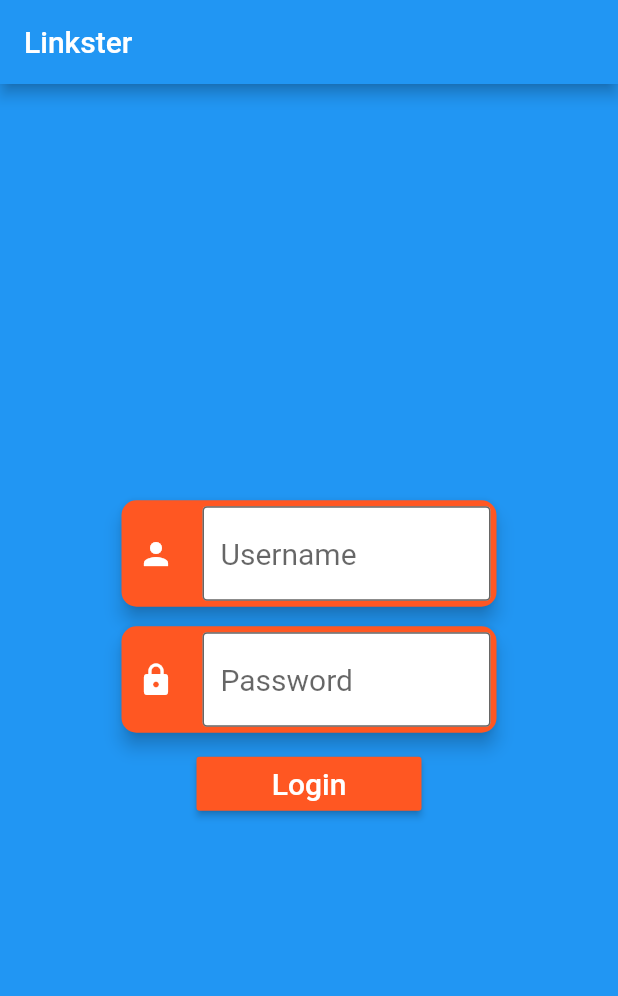
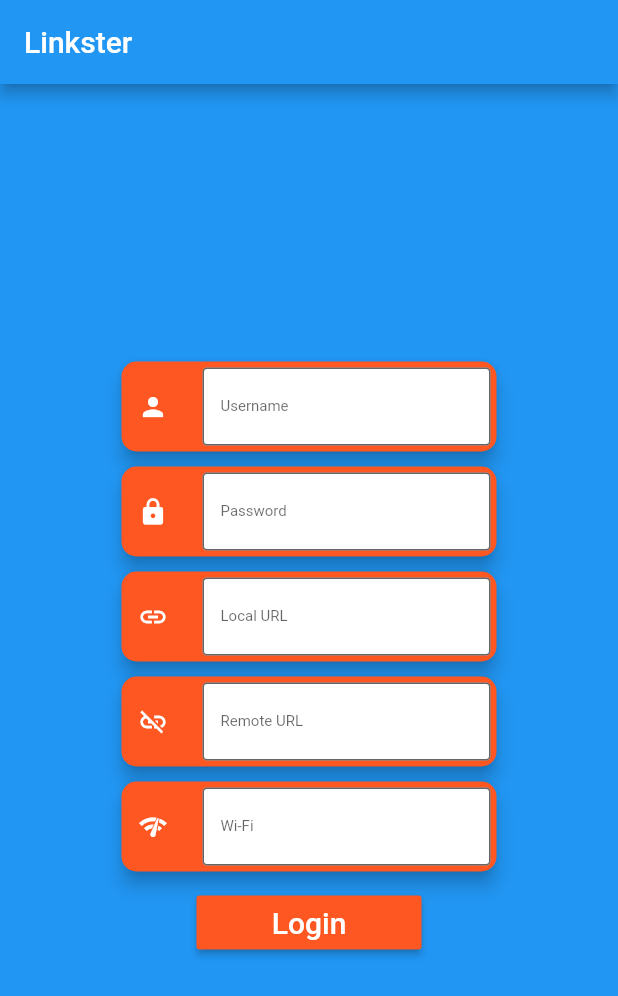
Before and after one commit to trishantpahwa/Linkster_App, a Flutter app: the screen it shows after launch, after a tap on "Login", on a phone screen of 412 x 824 dp. Shown: the top 996 px of the screen. Run offline on Flutter 3.47's test engine with Material 2 defaults, Android fonts, the phone set to English and light mode, and no system bars; our stand-ins replace connectivity, shared_preferences; network calls fail.

Commit message:
Tried to connect from remote location.

```diff
--- a/lib/CustomInputField.dart
+++ b/lib/CustomInputField.dart
@@ -41,7 +41,7 @@ class CustomInputField extends StatelessWidget {
                   ),
                   obscureText: secureText,
                   style: TextStyle(
-                    fontSize: 20.0,
+                    fontSize: 10.0,
                     color: Colors.black
                   )
                 )
--- a/lib/Login.dart
+++ b/lib/Login.dart
@@ -2,7 +2,9 @@ import 'dart:convert';
 
 import 'package:flutter/material.dart';
 import 'package:http/http.dart' as http;
+import 'package:connectivity/connectivity.dart';
 import './CustomInputField.dart';
+import './Dashboard.dart';
 import 'package:shared_preferences/shared_preferences.dart';
 
 class Login extends StatefulWidget {
@@ -14,6 +16,9 @@ class _LoginState extends State<Login> {
 
   final TextEditingController usernameController = new TextEditingController();
   final TextEditingController passwordController = new TextEditingController();
+  final TextEditingController localUriController = new TextEditingController();
+  final TextEditingController remoteUriController = new TextEditingController();
+  final TextEditingController wifiController = new TextEditingController();
 
   @override
   Widget build(BuildContext context) {
@@ -33,14 +38,23 @@ class _LoginState extends State<Login> {
             child: Column(
               mainAxisAlignment: MainAxisAlignment.center,
               children: <Widget>[
-                CustomInputField(Icon(Icons.person, color: Colors.white), 'Username', false, usernameController),
-                SizedBox(height: 13),
-                CustomInputField(Icon(Icons.lock, color: Colors.white), 'Password', true, passwordController),
+                CustomInputField(Icon(Icons.person, color: Colors.white, size: 20), 'Username', false, usernameController),
+                SizedBox(height: 10),
+                CustomInputField(Icon(Icons.lock, color: Colors.white, size: 20), 'Password', true, passwordController),
+                SizedBox(height: 10),
+                CustomInputField(Icon(Icons.link, color: Colors.white, size: 20), 'Local URL', false, localUriController),
+                SizedBox(height: 10),
+                CustomInputField(Icon(Icons.link_off, color: Colors.white, size: 20), 'Remote URL', false, remoteUriController),
+                SizedBox(height: 10),
+                CustomInputField(Icon(Icons.network_check, color: Colors.white, size: 20), 'Wi-Fi', false, wifiController),
                 SizedBox(height: 10),
                 Container(
                   width: 150,
                   child: RaisedButton(
-                    onPressed: () {login(usernameController, passwordController);},
+                    onPressed: () {
+                      //saveData(localUriController, remoteUriController, wifiController);
+                      login(context, usernameController, passwordController);
+                    },
                     color: Colors.deepOrange,
                     child: Text('Login', style: TextStyle(fontSize: 20.0, color: Colors.white))
                   )
@@ -52,12 +66,41 @@ class _LoginState extends State<Login> {
       )
     );
   }
-  login(username, password) async {
+  // saveData(localUri, remoteUri, wifi) async {
+  //   final prefs = await SharedPreferences.getInstance();
+  //   final localUriKey = 'LocalURI';
+  //   final localUriValue = localUri.text;
+  //   prefs.setString(localUriKey, localUriValue);
+  //   final remoteUriKey = 'RemoteUri';
+  //   final remoteUriValue = remoteUri.text;
+  //   prefs.setString(remoteUriKey, remoteUriValue);
+  //   final wifiKey = 'wifiSSID';
+  //   final wifiValue = wifi.text;
+  //   prefs.setString(wifiKey, wifiValue);
+  // }
+  login(context, username, password) async {
     String uri = 'http://192.168.1.28:3000/User/' + username.text + '/login';
     var response = await http.post(uri, body: {"Password": password.text});
-    final prefs = await SharedPreferences.getInstance();
-    final key = 'Token';
-    final value = json.decode(response.body)['Token'];
-    prefs.setString(key, value);
+    if(response.statusCode == 200) {
+      final prefs = await SharedPreferences.getInstance();
+      final key = 'Token';
+      final value = json.decode(response.body)['Token'];
+      prefs.setString(key, value);
+      Navigator.of(context).push(
+        new MaterialPageRoute(
+          builder: (BuildContext context){
+            return new Dashboard();
+          }
+        )
+      );
+    } else {
+      Navigator.of(context).push(
+        new MaterialPageRoute(
+          builder: (BuildContext context){
+            return new Login();
+          }
+        )
+      );
+    }
   }
 }
--- a/pubspec.yaml
+++ b/pubspec.yaml
@@ -21,6 +21,7 @@ dependencies:
     sdk: flutter
   http: any
   shared_preferences: any
+  connectivity: ^0.4.8+2
 
   # The following adds the Cupertino Icons font to your application.
   # Use with the CupertinoIcons class for iOS style icons.
```
Also changed, not shown: lib/Dashboard.dart (+10 -3 lines), pubspec.lock.
